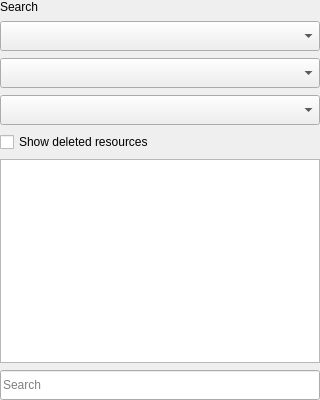
Qt form plugins/extensions/resourcemanager/wdgresourcepreview.ui (KDE/krita) before a commit.
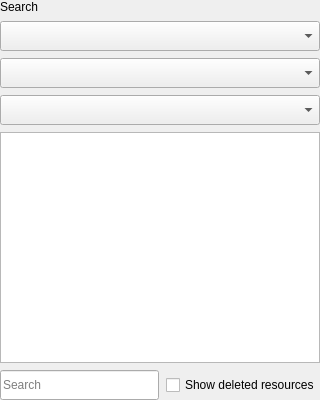
The same form after that commit. Custom widgets are drawn as their Qt base class.

Commit message: Add common UI to Resource Manager

```diff
--- a/plugins/extensions/resourcemanager/wdgresourcepreview.ui
+++ b/plugins/extensions/resourcemanager/wdgresourcepreview.ui
@@ -77,17 +77,12 @@
        </property>
       </widget>
      </item>
-     <item>
-      <widget class="QCheckBox" name="chkShowDeleted">
-       <property name="text">
-        <string>Show deleted resources</string>
-       </property>
-      </widget>
-     </item>
      <item>
       <widget class="KisResourceItemListView" name="resourceItemView"/>
      </item>
      <item>
+      <layout class="QHBoxLayout" name="horizontalLayout">
+       <item>
       <widget class="QLineEdit" name="lneFilterText">
        <property name="minimumSize">
         <size>
@@ -99,6 +94,15 @@
         <string>Search</string>
        </property>
       </widget>
+       </item>
+       <item>
+        <widget class="QCheckBox" name="chkShowDeleted">
+         <property name="text">
+          <string>Show deleted resources</string>
+         </property>
+        </widget>
+       </item>
+      </layout>
      </item>
     </layout>
    </item>
```
Lines whose indentation alone changed are shown as unchanged. The commit also changes 6 other files.
